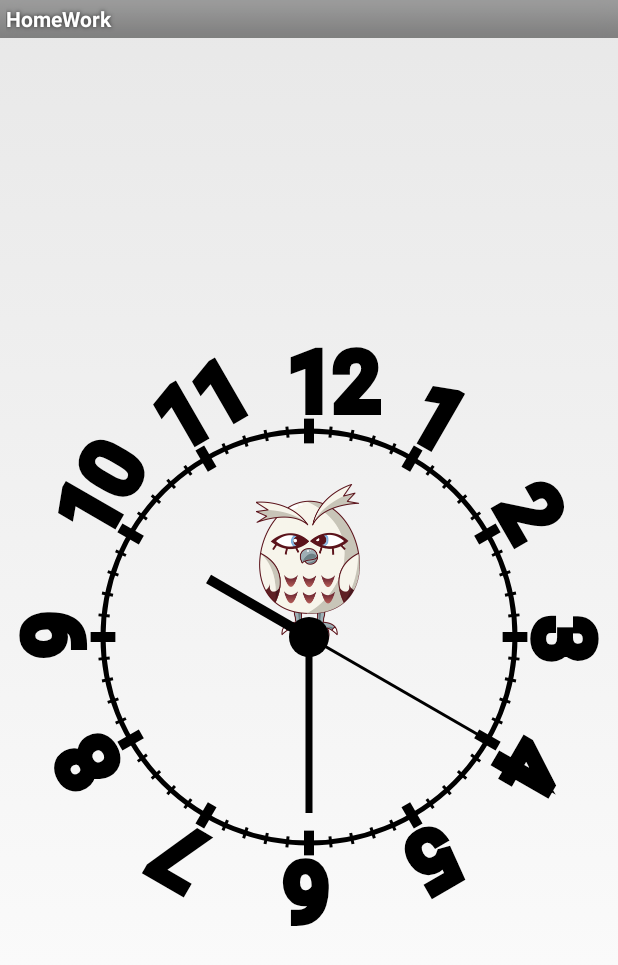
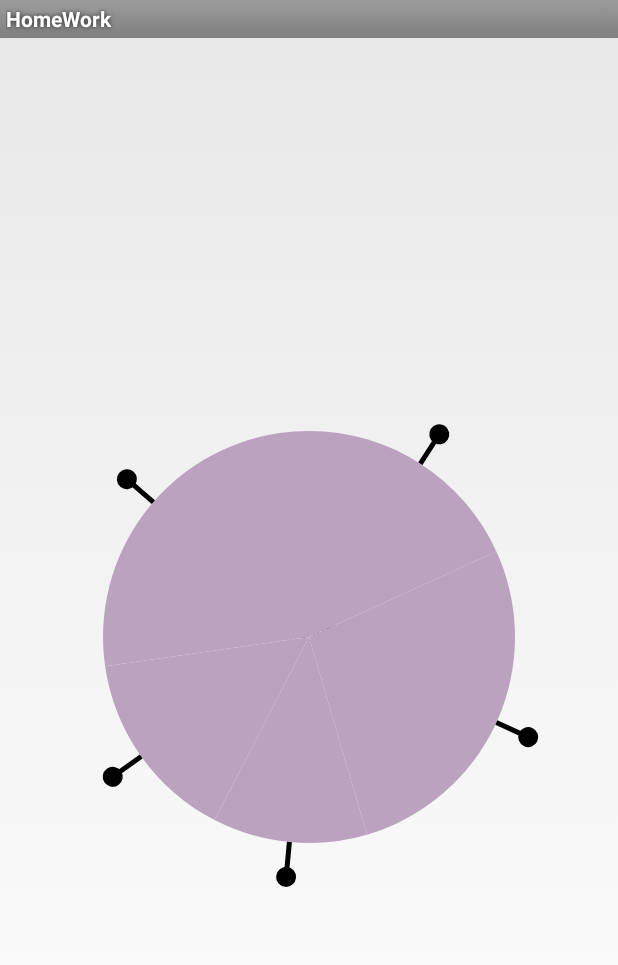
Before and after one commit to mixonko/HomeWork, an Android app: the Dz4Activity screen opened directly, with no data from a screen before it, on a phone screen of 412 x 824 dp. Shown: the top 965 px of the screen. Run offline under Robolectric (Android 15) with nearby library versions, the phone set to English and light mode, and no system bars.

Commit message:
диаграмма

```diff
--- /dev/null
+++ b/app/src/main/java/dz4/Diagram.java
@@ -0,0 +1,91 @@
+package dz4;
+
+import android.content.Context;
+import android.graphics.Canvas;
+import android.graphics.Color;
+import android.graphics.Paint;
+import android.support.annotation.Nullable;
+import android.util.AttributeSet;
+import android.view.View;
+
+import java.util.ArrayList;
+import java.util.List;
+import java.util.Random;
+
+
+public class Diagram extends View {
+    float paddingLeft, paddingTop, paddingRight, paddingBottom, startAngle, degrees;
+    Paint paint;
+    int sum, min;
+
+    public Diagram(Context context) {
+        super(context);
+    }
+
+    public Diagram(Context context, @Nullable AttributeSet attrs) {
+        super(context, attrs);
+    }
+
+    public Diagram(Context context, @Nullable AttributeSet attrs, int defStyleAttr) {
+        super(context, attrs, defStyleAttr);
+    }
+
+    public Diagram(Context context, @Nullable AttributeSet attrs, int defStyleAttr, int defStyleRes) {
+        super(context, attrs, defStyleAttr, defStyleRes);
+    }
+
+    @Override
+    protected void onDraw(Canvas canvas) {
+        super.onDraw(canvas);
+        paint = new Paint();
+        min = Math.min(getWidth(), getHeight());
+        paddingLeft = min/6;
+        paddingTop = getHeight()/2 - min/6*2;
+        paddingRight = min - min/6;
+        paddingBottom = getHeight()/2 + min/6*2;
+        startAngle = 270;
+
+
+        List <Integer> share = getList();
+
+        sum = 0;
+        for (int a: share){
+            sum +=a;
+        }
+        degrees = 360F / sum;
+
+        //диаграмма
+        for (int i = 0; i < share.size(); i++) {
+            paint.setColor(getRandomColor());
+            canvas.drawArc(paddingLeft, paddingTop,
+                    paddingRight,paddingBottom,
+                    startAngle, degrees * share.get(i), true, paint);
+            startAngle = startAngle + (degrees * share.get(i));
+        }
+
+        //линии
+        for (int i = 0; i < 5; i++) {
+            paint.setColor(Color.BLACK);
+            paint.setStrokeWidth(5);
+            canvas.rotate((degrees * share.get(i))/2, getWidth()/2, getHeight()/2);
+            canvas.drawLine(getWidth()/2, paddingTop, getWidth()/2 ,paddingTop - 35, paint);
+            canvas.drawCircle(getWidth()/2, paddingTop - 35, 10, paint);
+            canvas.rotate((degrees * share.get(i))/2, getWidth()/2, getHeight()/2);
+        }
+
+
+    }
+
+    private List<Integer> getList (){
+        List <Integer> share = new ArrayList<Integer>();
+        for (int i = 0; i < 5; i++) {
+            share.add((int)(Math.random()*(10 - 3 + 1) + 3)) ;
+        }
+        return share;
+    }
+
+    public int getRandomColor(){
+        Random rnd = new Random();
+        return Color.argb(255, rnd.nextInt(256),
+                rnd.nextInt(256), rnd.nextInt(256)); }
+}
--- a/app/src/main/res/layout/dz4.xml
+++ b/app/src/main/res/layout/dz4.xml
@@ -19,16 +19,24 @@
             android:layout_width="wrap_content"
             android:layout_height="wrap_content"
             android:layout_marginBottom="50dp"/>
+
+
+
         </LinearLayout>
 
         <LinearLayout
             android:layout_width="match_parent"
             android:layout_height="wrap_content"
-            android:gravity="center">
+            android:gravity="center"
+            android:orientation="vertical">
 
-            <dz4.Clock
+            <!--<dz4.Clock-->
+                <!--android:layout_width="wrap_content"-->
+                <!--android:layout_height="wrap_content" />-->
+
+            <dz4.Diagram
                 android:layout_width="wrap_content"
-                android:layout_height="wrap_content" />
+                android:layout_height="wrap_content"/>
 
         </LinearLayout>
     </FrameLayout>
--- /dev/null
+++ b/app/src/main/res/layout/dz4_diagram.xml
@@ -0,0 +1,6 @@
+<?xml version="1.0" encoding="utf-8"?>
+<LinearLayout xmlns:android="http://schemas.android.com/apk/res/android"
+    android:orientation="vertical" android:layout_width="match_parent"
+    android:layout_height="match_parent">
+
+</LinearLayout>
```
